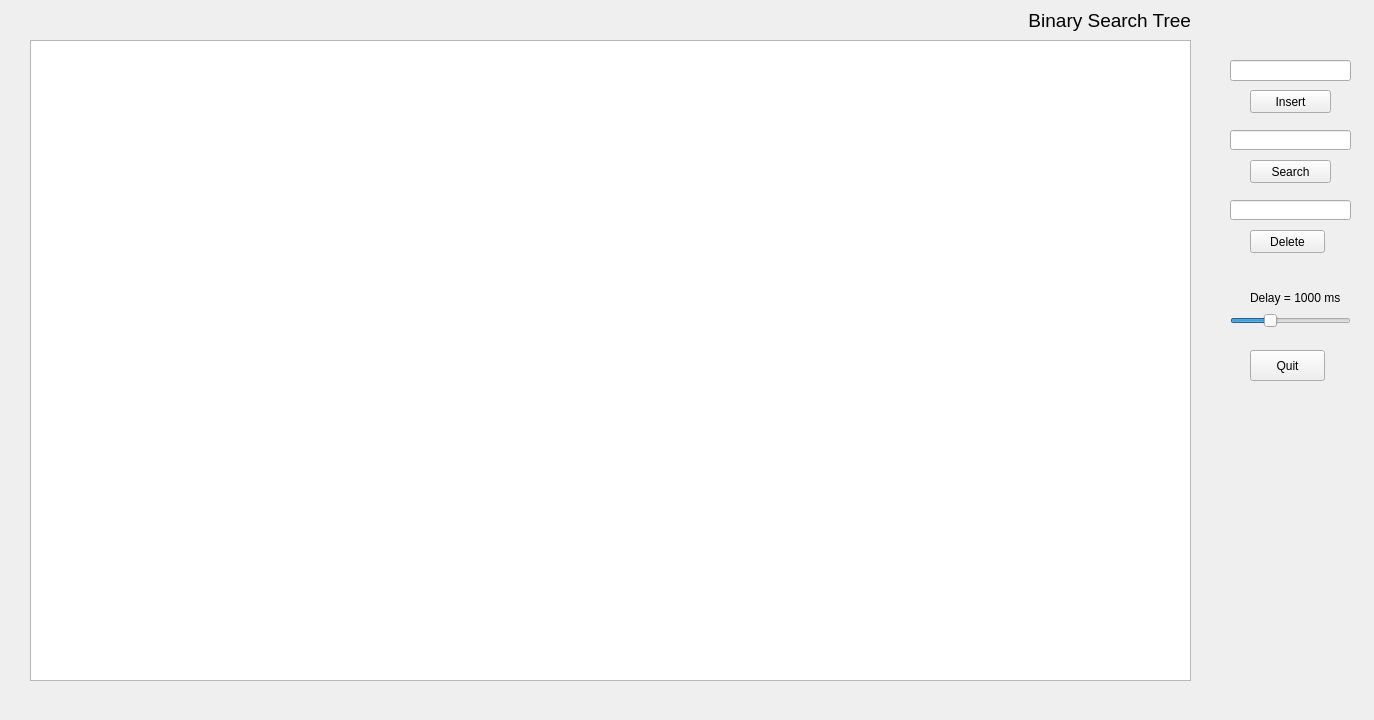
Before: the Qt Designer form Visualizer/treewidget.ui in sauzzon/Visualization, drawn with Qt 5.
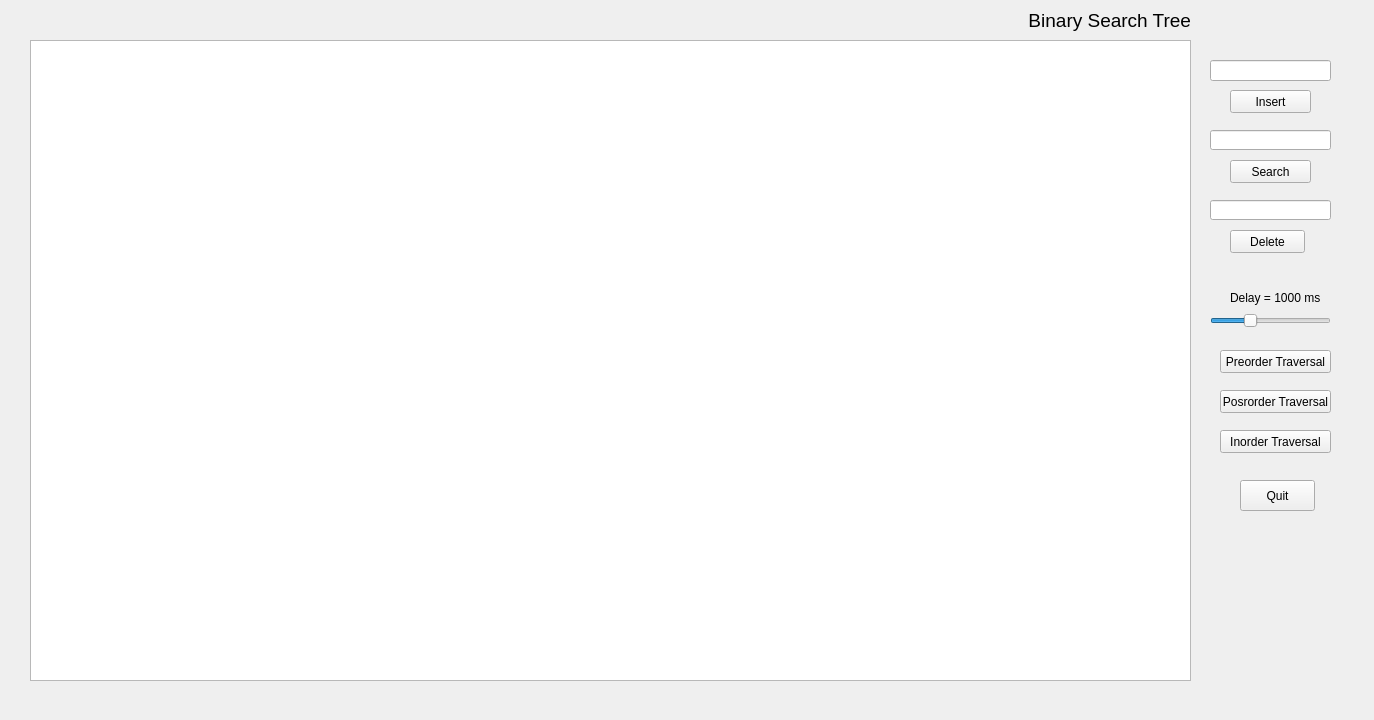
After: the same form once the commit is applied.

Commit message: Added tree traversal

The edit to the form file:
```diff
--- a/Visualizer/treewidget.ui
+++ b/Visualizer/treewidget.ui
@@ -32,8 +32,8 @@
   <widget class="QPushButton" name="quitButton">
    <property name="geometry">
     <rect>
-     <x>1250</x>
-     <y>350</y>
+     <x>1240</x>
+     <y>480</y>
      <width>75</width>
      <height>31</height>
     </rect>
@@ -45,7 +45,7 @@
   <widget class="QLineEdit" name="insertValue">
    <property name="geometry">
     <rect>
-     <x>1230</x>
+     <x>1210</x>
      <y>60</y>
      <width>121</width>
      <height>21</height>
@@ -55,7 +55,7 @@
   <widget class="QPushButton" name="insertButton">
    <property name="geometry">
     <rect>
-     <x>1250</x>
+     <x>1230</x>
      <y>90</y>
      <width>81</width>
      <height>23</height>
@@ -68,7 +68,7 @@
   <widget class="QLineEdit" name="searchValue">
    <property name="geometry">
     <rect>
-     <x>1230</x>
+     <x>1210</x>
      <y>130</y>
      <width>121</width>
      <height>20</height>
@@ -78,7 +78,7 @@
   <widget class="QPushButton" name="searchButton">
    <property name="geometry">
     <rect>
-     <x>1250</x>
+     <x>1230</x>
      <y>160</y>
      <width>81</width>
      <height>23</height>
@@ -91,7 +91,7 @@
   <widget class="QSlider" name="horizontalSlider">
    <property name="geometry">
     <rect>
-     <x>1230</x>
+     <x>1210</x>
      <y>310</y>
      <width>121</width>
      <height>22</height>
@@ -119,7 +119,7 @@
   <widget class="QLabel" name="delayLabel">
    <property name="geometry">
     <rect>
-     <x>1250</x>
+     <x>1230</x>
      <y>290</y>
      <width>101</width>
      <height>16</height>
@@ -132,7 +132,7 @@
   <widget class="QLineEdit" name="deleteValue">
    <property name="geometry">
     <rect>
-     <x>1230</x>
+     <x>1210</x>
      <y>200</y>
      <width>121</width>
      <height>20</height>
@@ -142,7 +142,7 @@
   <widget class="QPushButton" name="deleteButton">
    <property name="geometry">
     <rect>
-     <x>1250</x>
+     <x>1230</x>
      <y>230</y>
      <width>75</width>
      <height>23</height>
@@ -173,6 +173,45 @@
     <set>Qt::AlignRight|Qt::AlignTrailing|Qt::AlignVCenter</set>
    </property>
   </widget>
+  <widget class="QPushButton" name="preorderButton">
+   <property name="geometry">
+    <rect>
+     <x>1220</x>
+     <y>350</y>
+     <width>111</width>
+     <height>23</height>
+    </rect>
+   </property>
+   <property name="text">
+    <string>Preorder Traversal</string>
+   </property>
+  </widget>
+  <widget class="QPushButton" name="postorderButton">
+   <property name="geometry">
+    <rect>
+     <x>1220</x>
+     <y>390</y>
+     <width>111</width>
+     <height>23</height>
+    </rect>
+   </property>
+   <property name="text">
+    <string>Posrorder Traversal</string>
+   </property>
+  </widget>
+  <widget class="QPushButton" name="inorderButton">
+   <property name="geometry">
+    <rect>
+     <x>1220</x>
+     <y>430</y>
+     <width>111</width>
+     <height>23</height>
+    </rect>
+   </property>
+   <property name="text">
+    <string>Inorder Traversal</string>
+   </property>
+  </widget>
  </widget>
  <resources/>
  <connections/>
```
The commit also changes 12 other files.
